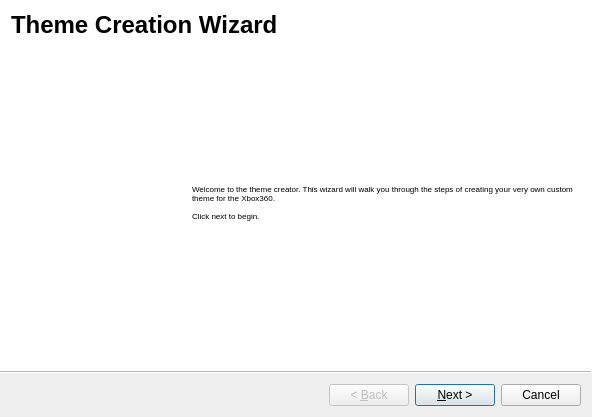
First picture: the form in Velocity/themecreationwizard.ui, repository hetelek/Velocity, before the edit.
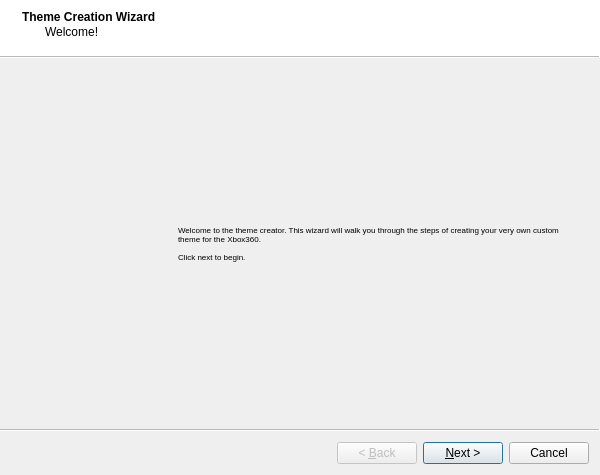
Second picture: the form after the edit. Icons and pictures are not drawn.

Commit message: Updated wizard GUIs

```diff
--- a/Velocity/themecreationwizard.ui
+++ b/Velocity/themecreationwizard.ui
@@ -6,8 +6,8 @@
    <rect>
     <x>0</x>
     <y>0</y>
-    <width>592</width>
-    <height>417</height>
+    <width>600</width>
+    <height>475</height>
    </rect>
   </property>
   <property name="windowTitle">
@@ -21,21 +21,13 @@
    <enum>QWizard::AeroStyle</enum>
   </property>
   <widget class="QWizardPage" name="pageMain">
+   <property name="title">
+    <string>Theme Creation Wizard</string>
+   </property>
+   <property name="subTitle">
+    <string>Welcome!</string>
+   </property>
    <layout class="QVBoxLayout" name="verticalLayout">
-    <item>
-     <widget class="QLabel" name="label_2">
-      <property name="text">
-       <string>&lt;!DOCTYPE HTML PUBLIC &quot;-//W3C//DTD HTML 4.0//EN&quot; &quot;http://www.w3.org/TR/REC-html40/strict.dtd&quot;&gt;
-&lt;html&gt;&lt;head&gt;&lt;meta name=&quot;qrichtext&quot; content=&quot;1&quot; /&gt;&lt;style type=&quot;text/css&quot;&gt;
-p, li { white-space: pre-wrap; }
-&lt;/style&gt;&lt;/head&gt;&lt;body style=&quot; font-family:'MS Shell Dlg 2'; font-size:8.25pt; font-weight:400; font-style:normal;&quot;&gt;
-&lt;p style=&quot; margin-top:0px; margin-bottom:0px; margin-left:0px; margin-right:0px; -qt-block-indent:0; text-indent:0px;&quot;&gt;&lt;span style=&quot; font-size:18pt; font-weight:600;&quot;&gt;Theme Creation Wizard&lt;/span&gt;&lt;/p&gt;&lt;/body&gt;&lt;/html&gt;</string>
-      </property>
-      <property name="wordWrap">
-       <bool>true</bool>
-      </property>
-     </widget>
-    </item>
     <item>
      <spacer name="verticalSpacer">
       <property name="orientation">
@@ -55,14 +47,14 @@
        <widget class="QLabel" name="label">
         <property name="minimumSize">
          <size>
-          <width>175</width>
-          <height>175</height>
+          <width>150</width>
+          <height>300</height>
          </size>
         </property>
         <property name="maximumSize">
          <size>
-          <width>175</width>
-          <height>175</height>
+          <width>150</width>
+          <height>300</height>
          </size>
         </property>
         <property name="text">
```
Left out of the diff: 138 changed lines with no effect on the pictures. The commit also changes 8 other files.
